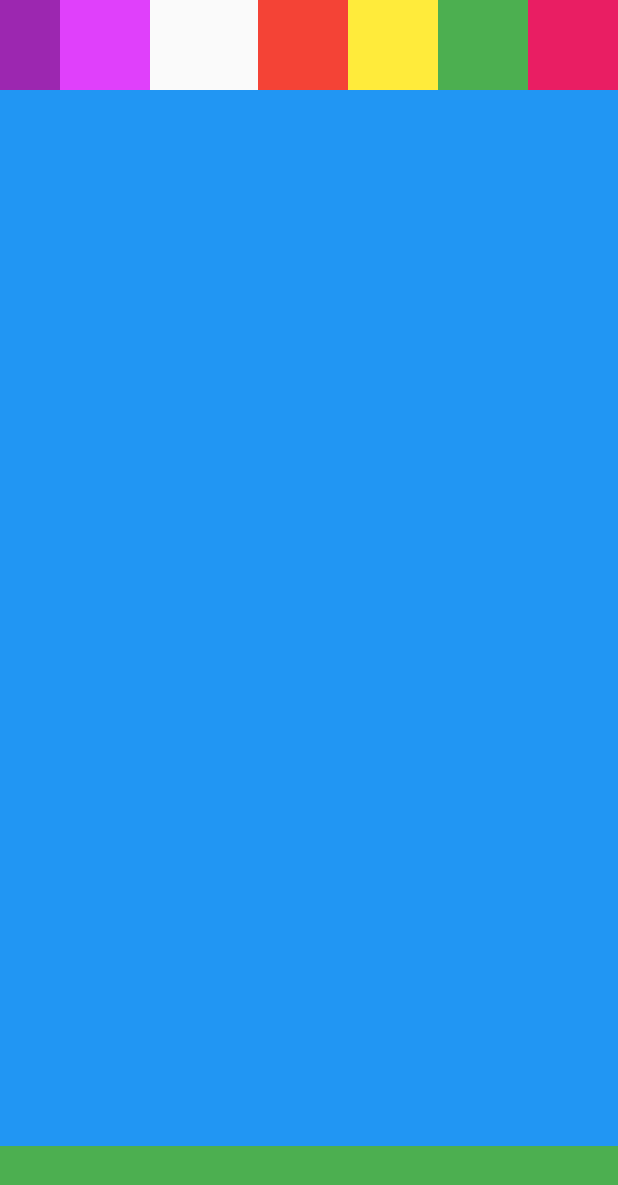
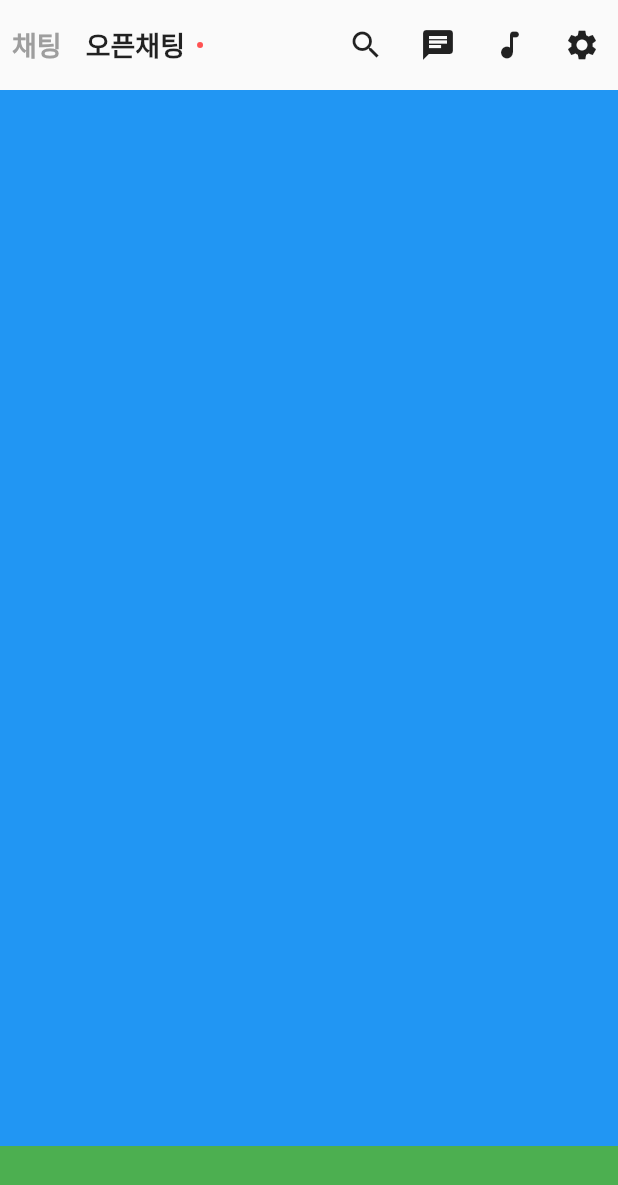
Before and after one commit to threeplef/flutter-KakaoChat, a Flutter app: the screen it shows after launch, on a phone screen of 412 x 824 dp. Shown: the top 1185 px of the screen. Run offline on Flutter 3.47's test engine with Material 2 defaults, Android fonts, the phone set to English and light mode, and no system bars.

Commit message:
Add: appBar UI 구현 완료

```diff
--- a/lib/kakaochat_main_screen.dart
+++ b/lib/kakaochat_main_screen.dart
@@ -6,14 +6,27 @@ class KakaoChatScreen extends StatelessWidget {
   Widget _appBar() {
     Widget _left() {
       return Expanded(
-        child: Container(
         child: Row(
           mainAxisAlignment: MainAxisAlignment.start,
           children: [
-              Container(color: Colors.purple, width: 40, height: 60),
-              Container(color: Colors.purpleAccent, width: 60, height: 60),
+            const Padding(
+              padding: EdgeInsets.symmetric(horizontal: 8.0),
+              child: Text('채팅', style: TextStyle(color: Colors.grey, fontSize: 18, fontWeight: FontWeight.bold)),
+            ),
+            Row(
+              children: [
+                const Padding(
+                  padding: EdgeInsets.symmetric(horizontal: 8.0),
+                  child: Text('오픈채팅', style: TextStyle(fontSize: 18, fontWeight: FontWeight.bold)),
+                ),
+                Container(
+                  width: 4,
+                  height: 4,
+                  decoration: const BoxDecoration(shape: BoxShape.circle, color: Colors.redAccent),
+                ),
               ],
             ),
+          ],
         ),
       );
     }
@@ -21,18 +34,21 @@ class KakaoChatScreen extends StatelessWidget {
     Widget _right() {
       return Row(
         children: [
-          Container(color: Colors.red, width: 60, height: 60),
-          Container(color: Colors.yellow, width: 60, height: 60),
-          Container(color: Colors.green, width: 60, height: 60),
-          Container(color: Colors.pink, width: 60, height: 60),
+          IconButton(onPressed: () {}, icon: const Icon(Icons.search)),
+          IconButton(onPressed: () {}, icon: const Icon(Icons.chat)),
+          IconButton(onPressed: () {}, icon: const Icon(Icons.music_note_rounded)),
+          IconButton(onPressed: () {}, icon: const Icon(Icons.settings)),
         ],
       );
     }
 
     return SafeArea(
+      child: SizedBox(
+        height: 60,
         child: Row(
           mainAxisAlignment: MainAxisAlignment.spaceBetween,
           children: [_left(), _right()],
+        ),
       ),
     );
   }
```
Lines whose indentation alone changed are shown as unchanged.
